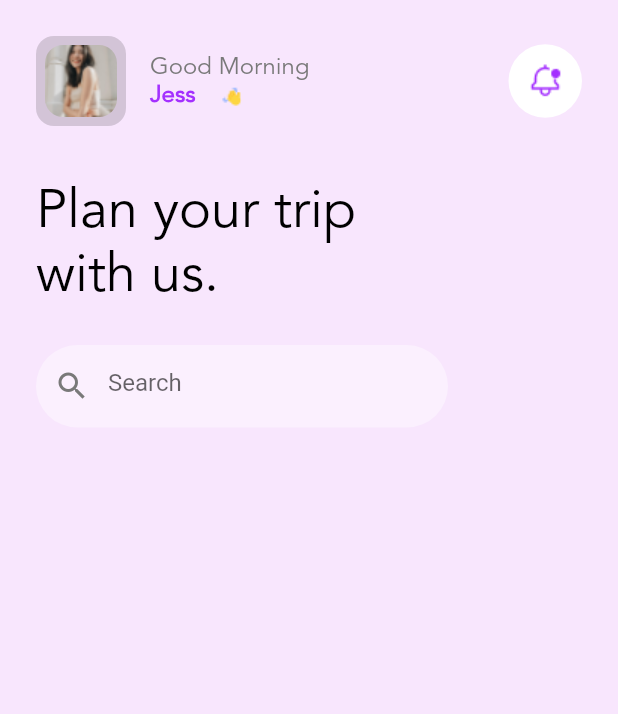
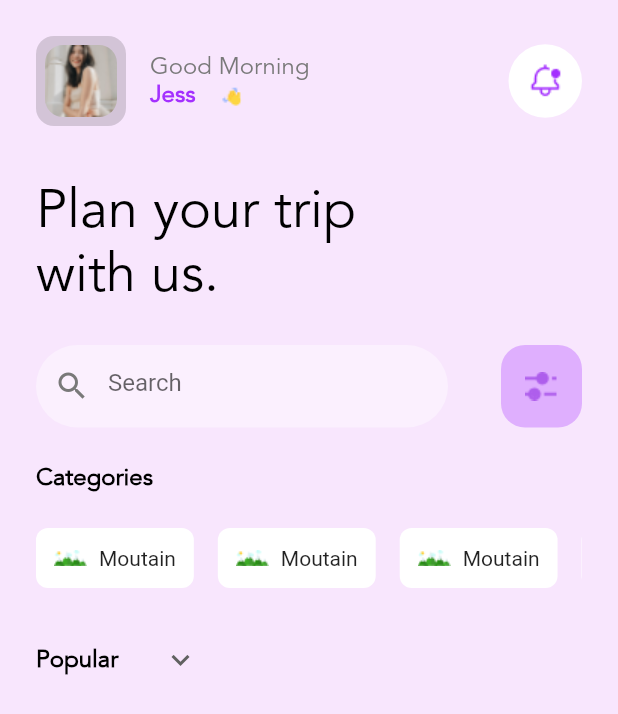
Before and after one commit to iabolfazlofficial/booking_flutter, a Flutter app: the screen it shows after launch, on a phone screen of 412 x 824 dp. Shown: the top 714 px of the screen. Run offline on Flutter 3.47's test engine with Material 2 defaults, Android fonts, the phone set to English and light mode, and no system bars.

Commit message:
handle cateories and dropdown

```diff
--- /dev/null
+++ b/lib/components/categories-item.dart
@@ -0,0 +1,37 @@
+
+import 'package:flutter/cupertino.dart';
+import 'package:flutter/material.dart';
+
+class CategoriesItem extends StatelessWidget {
+  const CategoriesItem({
+    Key? key,
+  }) : super(key: key);
+
+  @override
+  Widget build(BuildContext context) {
+    return Padding(
+      padding: const EdgeInsets.only(right: 16),
+      child: Container(
+        decoration: BoxDecoration(
+            borderRadius: BorderRadius.circular(8),
+            color: Colors.white,
+            shape: BoxShape.rectangle),
+        child: Padding(
+          padding: const EdgeInsets.all(12.0),
+          child: Row(
+            mainAxisSize: MainAxisSize.min,
+            mainAxisAlignment: MainAxisAlignment.center,
+            crossAxisAlignment: CrossAxisAlignment.center,
+            children: [
+              Image.asset("assets/images/mountains.png"),
+              SizedBox(
+                width: 8,
+              ),
+              Text("Moutain")
+            ],
+          ),
+        ),
+      ),
+    );
+  }
+}
--- /dev/null
+++ b/lib/components/dropdown-showitem.dart
@@ -0,0 +1,48 @@
+import 'package:flutter/material.dart';
+import 'package:flutter/src/widgets/container.dart';
+import 'package:flutter/src/widgets/framework.dart';
+
+class DropDownShowItems extends StatefulWidget {
+  const DropDownShowItems({super.key});
+
+  @override
+  State<DropDownShowItems> createState() => _DropDownShowItemsState();
+}
+
+class _DropDownShowItemsState extends State<DropDownShowItems> {
+  String dropdownvalue = 'Popular';
+
+  var items = [
+    'Popular',
+    'Banana',
+    'Grapes',
+    'Orange',
+    'watermelon',
+    'Pineapple'
+  ];
+
+  @override
+  Widget build(BuildContext context) {
+    return Container(
+      child: DropdownButton(
+        underline: SizedBox(),
+        elevation: 0,
+        value: dropdownvalue,
+        icon: Icon(Icons.keyboard_arrow_down),
+        items: items.map((String items) {
+          return DropdownMenuItem(
+              value: items,
+              child: Text(
+                items,
+                style: Theme.of(context).textTheme.headline4,
+              ));
+        }).toList(),
+        onChanged: (String? value) {
+          setState(() {
+            dropdownvalue = value!;
+          });
+        },
+      ),
+    );
+  }
+}
--- /dev/null
+++ b/lib/components/groupgrid-button.dart
@@ -0,0 +1,24 @@
+
+import 'package:flutter/cupertino.dart';
+
+class GroupGrid extends StatelessWidget {
+  const GroupGrid({
+    Key? key,
+  }) : super(key: key);
+
+  @override
+  Widget build(BuildContext context) {
+    return GestureDetector(
+      onTap: (){},
+      child: Container(
+        width: 54,
+        height: 55,
+        decoration: BoxDecoration(
+            color: Color.fromRGBO(164, 48, 255, 0.3),
+            borderRadius: BorderRadius.circular(16),
+            shape: BoxShape.rectangle),
+            child: Image.asset("assets/images/gridgroup.png"),
+      ),
+    );
+  }
+}
--- a/lib/main.dart
+++ b/lib/main.dart
@@ -21,12 +21,19 @@ class MyApp extends StatelessWidget {
             headline1: TextStyle(
                 fontFamily: 'Avenir', fontSize: 36, color: Colors.white),
             headline2: TextStyle(
-                fontFamily: 'Avenir', fontSize: 36, color: Color.fromARGB(255, 0, 0, 0)),
+                fontFamily: 'Avenir',
+                fontSize: 36,
+                color: Color.fromARGB(255, 0, 0, 0)),
             headline6: TextStyle(
                 fontFamily: 'Avenir',
                 fontSize: 16,
                 fontWeight: FontWeight.bold,
                 color: Color.fromRGBO(164, 48, 255, 1)),
+            headline4: TextStyle(
+                fontFamily: 'Avenir',
+                fontSize: 16,
+                fontWeight: FontWeight.bold,
+                color: Color.fromRGBO(0, 0, 0, 1)),
             headline5: TextStyle(
                 fontFamily: 'Avenir',
                 fontSize: 16,
--- a/lib/screens/home.dart
+++ b/lib/screens/home.dart
@@ -3,6 +3,9 @@ import 'package:flutter/src/widgets/container.dart';
 import 'package:flutter/src/widgets/framework.dart';
 import 'package:project/components/play-button.dart';
 
+import '../components/categories-item.dart';
+import '../components/dropdown-showitem.dart';
+import '../components/groupgrid-button.dart';
 import '../components/notification-circular.dart';
 import '../components/profile-image.dart';
 import '../components/search-input.dart';
@@ -14,6 +17,7 @@ class Home extends StatelessWidget {
   Widget build(BuildContext context) {
     final width = MediaQuery.of(context).size.width;
     final height = MediaQuery.of(context).size.height;
+
 
     return Scaffold(
       body: SafeArea(
@@ -86,13 +90,45 @@ class Home extends StatelessWidget {
                         child: Row(
                           children: [
                             SearchInput(width: width),
-
                           ],
                         ),
                       ),
-
+                      Expanded(child: Container()),
+                      GroupGrid(),
                     ],
                   ),
+                  // Categories
+                  SizedBox(
+                    height: 24,
+                  ),
+                  Text(
+                    "Categories",
+                    style: Theme.of(context).textTheme.headline4,
+                  ),
+                  SizedBox(
+                    height: 24,
+                  ),
+                  // Categories Item
+                  SingleChildScrollView(
+                    scrollDirection: Axis.horizontal,
+                    child: Container(
+                      child: Row(children: [
+                        CategoriesItem(),
+                        CategoriesItem(),
+                        CategoriesItem(),
+                        CategoriesItem(),
+                        CategoriesItem(),
+                        CategoriesItem(),
+                        CategoriesItem(),
+                      ]),
+                    ),
+                  ),
+                  SizedBox(
+                    height: 24,
+                  ),
+                  // Selected Item for show Booking Item with
+                  DropDownShowItems()
+
                 ],
               ),
             ),
```
Also changed, not shown: assets/images/Booking.png (added), assets/images/Menu.png (added), assets/images/Splash.png (added), assets/images/gridgroup.png (added), assets/images/mountains.png (added).
